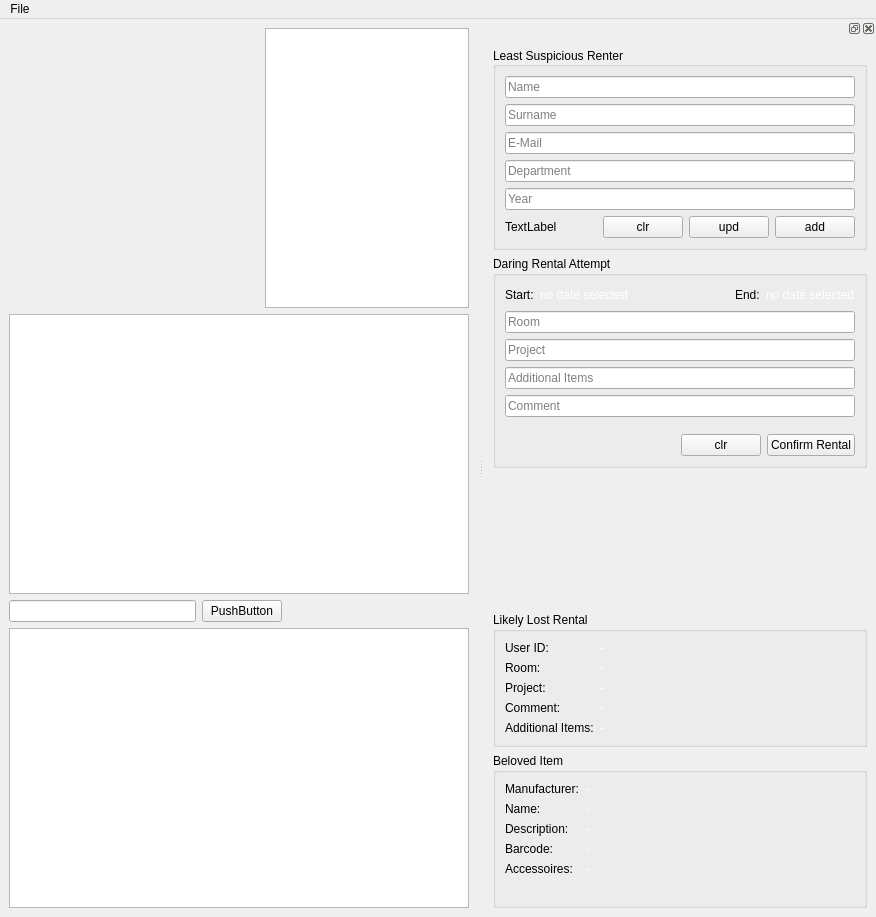
Old version of the form MinimumSecurityRentalSystem/mainwindow.ui in the repository clockdiv/Minimum-Security-Rental-System.
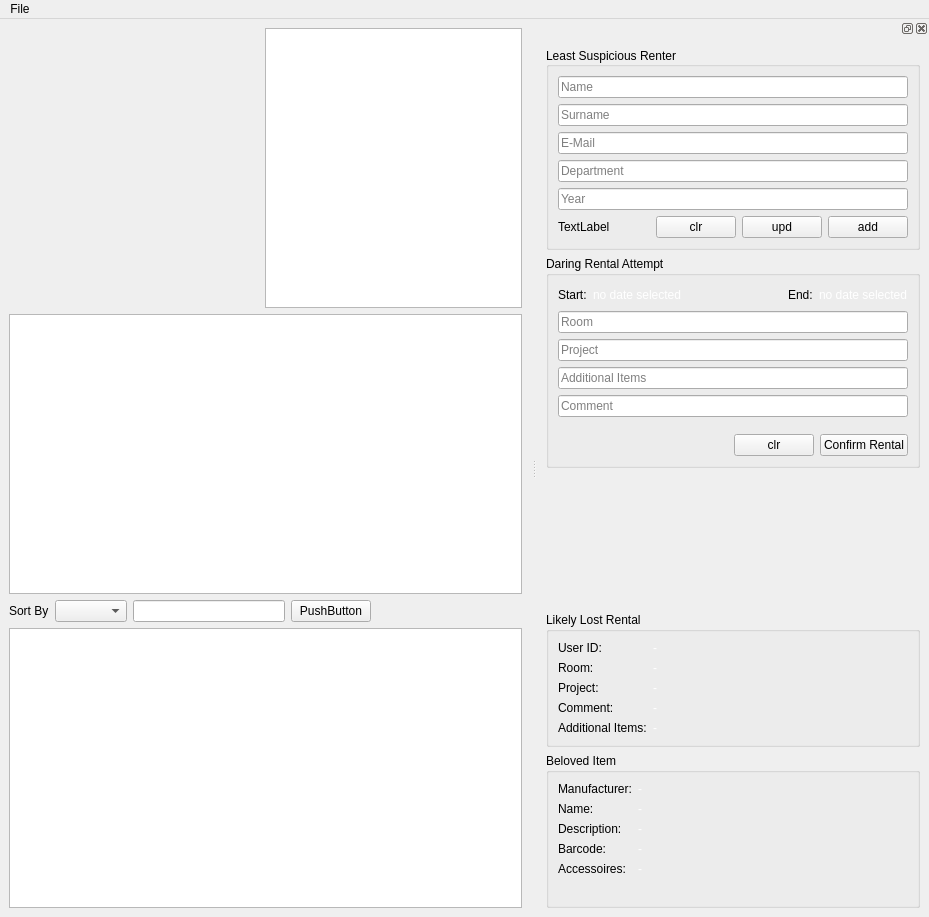
New version of the form.

Commit message:
sort and search
- sort option for inventory
- search option allows to search text and barcode

What changed in the file:
```diff
--- a/MinimumSecurityRentalSystem/mainwindow.ui
+++ b/MinimumSecurityRentalSystem/mainwindow.ui
@@ -9,7 +9,7 @@
    <rect>
     <x>0</x>
     <y>0</y>
-    <width>876</width>
+    <width>929</width>
     <height>917</height>
    </rect>
   </property>
@@ -77,7 +77,17 @@
     <item>
      <layout class="QHBoxLayout" name="horizontalLayout">
       <item>
-       <widget class="QLineEdit" name="lineEdit"/>
+       <widget class="QLabel" name="label_13">
+        <property name="text">
+         <string>Sort By</string>
+        </property>
+       </widget>
+      </item>
+      <item>
+       <widget class="QComboBox" name="comboBox_inventorySort"/>
+      </item>
+      <item>
+       <widget class="QLineEdit" name="lineEdit_searchItem"/>
       </item>
       <item>
        <widget class="QPushButton" name="pushButton">
@@ -121,7 +131,7 @@
     <rect>
      <x>0</x>
      <y>0</y>
-     <width>876</width>
+     <width>929</width>
      <height>24</height>
     </rect>
    </property>
```
The commit also changes 2 other files.
